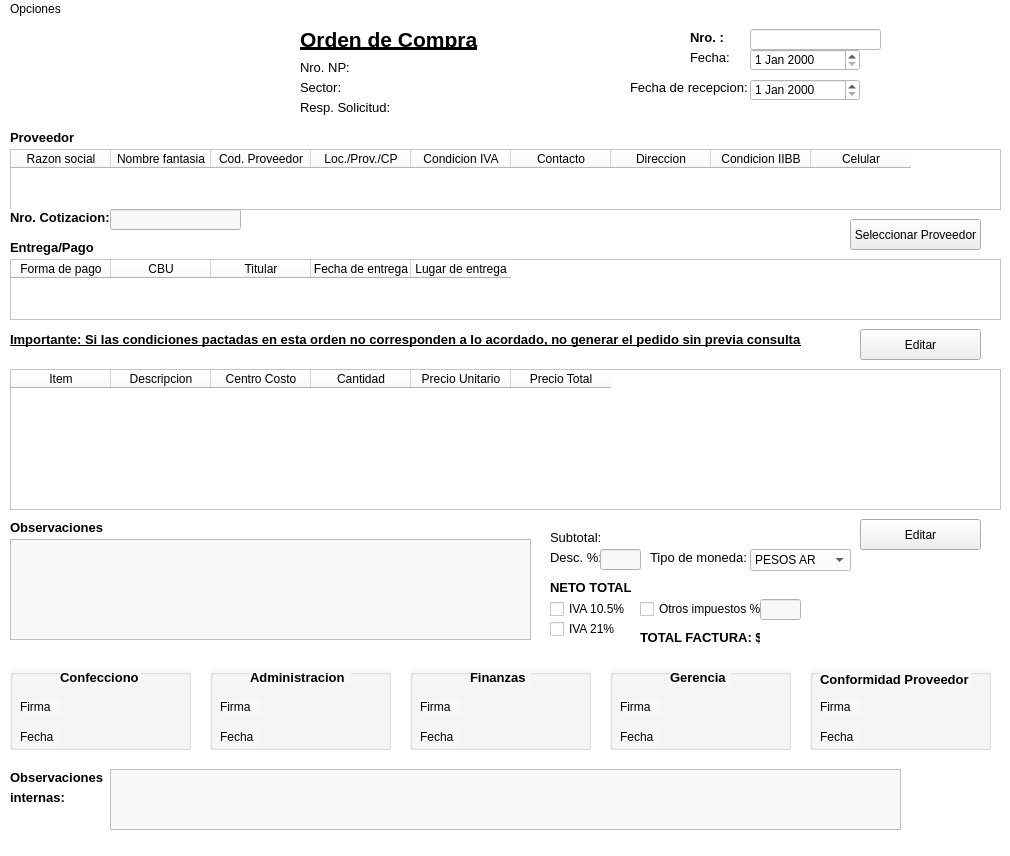
Above: editar_oc.ui from AyeQuinteros15/DemoPracticas before the change. Below: the same form after it.
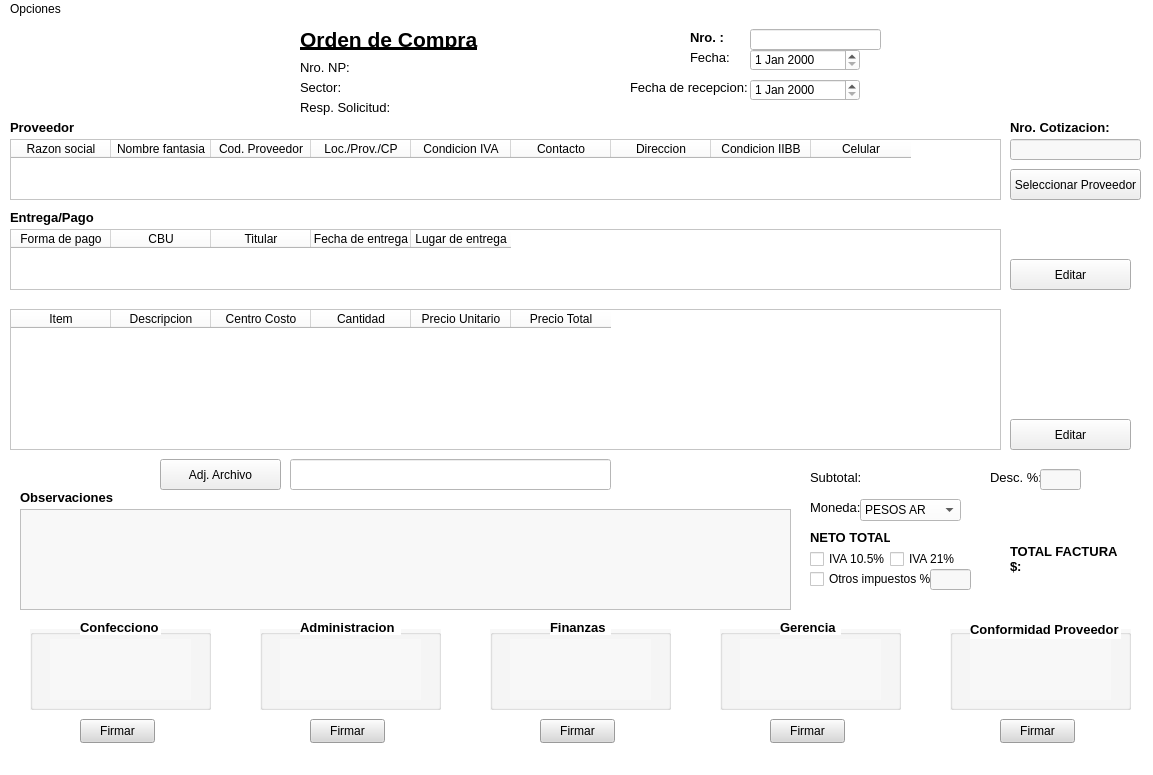
That is the form after the change. Icons and pictures are not drawn.

```diff
--- a/editar_oc.ui
+++ b/editar_oc.ui
@@ -6,8 +6,8 @@
    <rect>
     <x>0</x>
     <y>0</y>
-    <width>1010</width>
-    <height>856</height>
+    <width>1153</width>
+    <height>775</height>
    </rect>
   </property>
   <property name="windowTitle">
@@ -20,9 +20,9 @@
    <widget class="QTextEdit" name="txtObservacionesOC">
     <property name="geometry">
      <rect>
-      <x>10</x>
-      <y>520</y>
-      <width>521</width>
+      <x>20</x>
+      <y>490</y>
+      <width>771</width>
       <height>101</height>
      </rect>
     </property>
@@ -72,7 +72,7 @@
     <property name="geometry">
      <rect>
       <x>10</x>
-      <y>350</y>
+      <y>290</y>
       <width>991</width>
       <height>141</height>
      </rect>
@@ -155,8 +155,8 @@
      <rect>
       <x>0</x>
       <y>0</y>
-      <width>281</width>
-      <height>101</height>
+      <width>251</width>
+      <height>91</height>
      </rect>
     </property>
     <property name="text">
@@ -182,8 +182,8 @@
    <widget class="QGroupBox" name="groupBox_2">
     <property name="geometry">
      <rect>
-      <x>10</x>
-      <y>650</y>
+      <x>30</x>
+      <y>610</y>
       <width>181</width>
       <height>81</height>
      </rect>
@@ -197,10 +197,10 @@
     <widget class="QLabel" name="label_12">
      <property name="geometry">
       <rect>
-       <x>10</x>
-       <y>30</y>
-       <width>41</width>
-       <height>16</height>
+       <x>20</x>
+       <y>10</y>
+       <width>141</width>
+       <height>61</height>
       </rect>
      </property>
      <property name="font">
@@ -210,45 +210,13 @@
       </font>
      </property>
      <property name="text">
-      <string>Firma</string>
+      <string/>
      </property>
-    </widget>
-    <widget class="QLabel" name="label_13">
-     <property name="geometry">
-      <rect>
-       <x>10</x>
-       <y>60</y>
-       <width>41</width>
-       <height>16</height>
-      </rect>
+     <property name="pixmap">
+      <pixmap resource="../Demo SuCredito_Ezequiel/DemoSuCredito/DemoSuCredito/img/imagenes.qrc">:/xy/firma_digital_img.jpg</pixmap>
      </property>
-     <property name="font">
-      <font>
-       <pointsize>9</pointsize>
-       <bold>false</bold>
-      </font>
-     </property>
-     <property name="text">
-      <string>Fecha</string>
-     </property>
-    </widget>
-    <widget class="QLabel" name="label_30">
-     <property name="geometry">
-      <rect>
-       <x>50</x>
-       <y>0</y>
-       <width>81</width>
-       <height>16</height>
-      </rect>
-     </property>
-     <property name="font">
-      <font>
-       <pointsize>10</pointsize>
-       <bold>true</bold>
-      </font>
-     </property>
-     <property name="text">
-      <string>Confecciono</string>
+     <property name="scaledContents">
+      <bool>true</bool>
      </property>
     </widget>
    </widget>
@@ -390,7 +358,7 @@
     <property name="geometry">
      <rect>
       <x>10</x>
-      <y>130</y>
+      <y>120</y>
       <width>991</width>
       <height>61</height>
      </rect>
@@ -450,7 +418,7 @@
     <property name="geometry">
      <rect>
       <x>10</x>
-      <y>110</y>
+      <y>100</y>
       <width>81</width>
       <height>16</height>
      </rect>
@@ -468,8 +436,8 @@
    <widget class="QPushButton" name="btnSeleccionarProveedor">
     <property name="geometry">
      <rect>
-      <x>850</x>
-      <y>200</y>
+      <x>1010</x>
+      <y>150</y>
       <width>131</width>
       <height>31</height>
      </rect>
@@ -484,8 +452,8 @@
    <widget class="QLabel" name="label_23">
     <property name="geometry">
      <rect>
-      <x>10</x>
-      <y>190</y>
+      <x>1010</x>
+      <y>100</y>
       <width>101</width>
       <height>16</height>
      </rect>
@@ -503,8 +471,8 @@
    <widget class="QLineEdit" name="txtNumCotizacion">
     <property name="geometry">
      <rect>
-      <x>110</x>
-      <y>190</y>
+      <x>1010</x>
+      <y>120</y>
       <width>131</width>
       <height>21</height>
      </rect>
@@ -517,7 +485,7 @@
     <property name="geometry">
      <rect>
       <x>10</x>
-      <y>220</y>
+      <y>190</y>
       <width>101</width>
       <height>16</height>
      </rect>
@@ -536,7 +504,7 @@
     <property name="geometry">
      <rect>
       <x>10</x>
-      <y>240</y>
+      <y>210</y>
       <width>991</width>
       <height>61</height>
      </rect>
@@ -575,8 +543,8 @@
    <widget class="QPushButton" name="btnEditarEntregaPago">
     <property name="geometry">
      <rect>
-      <x>860</x>
-      <y>310</y>
+      <x>1010</x>
+      <y>240</y>
       <width>121</width>
       <height>31</height>
      </rect>
@@ -588,31 +556,11 @@
      <string>Editar</string>
     </property>
    </widget>
-   <widget class="QLabel" name="label_25">
-    <property name="geometry">
-     <rect>
-      <x>10</x>
-      <y>310</y>
-      <width>791</width>
-      <height>21</height>
-     </rect>
-    </property>
-    <property name="font">
-     <font>
-      <pointsize>10</pointsize>
-      <bold>true</bold>
-      <underline>true</underline>
-     </font>
-    </property>
-    <property name="text">
-     <string>Importante: Si las condiciones pactadas en esta orden no corresponden a lo acordado, no generar el pedido sin previa consulta.</string>
-    </property>
-   </widget>
    <widget class="QPushButton" name="btnEditarItems">
     <property name="geometry">
      <rect>
-      <x>860</x>
-      <y>500</y>
+      <x>1010</x>
+      <y>400</y>
       <width>121</width>
       <height>31</height>
      </rect>
@@ -627,8 +575,8 @@
    <widget class="QLabel" name="label_26">
     <property name="geometry">
      <rect>
-      <x>10</x>
-      <y>500</y>
+      <x>20</x>
+      <y>470</y>
       <width>101</width>
       <height>16</height>
      </rect>
@@ -646,8 +594,8 @@
    <widget class="QLabel" name="label_27">
     <property name="geometry">
      <rect>
-      <x>550</x>
-      <y>510</y>
+      <x>810</x>
+      <y>450</y>
       <width>51</width>
       <height>16</height>
      </rect>
@@ -665,8 +613,8 @@
    <widget class="QLabel" name="lblSubtotalOC">
     <property name="geometry">
      <rect>
-      <x>610</x>
-      <y>510</y>
+      <x>860</x>
+      <y>450</y>
       <width>121</width>
       <height>16</height>
      </rect>
@@ -684,8 +632,8 @@
    <widget class="QLabel" name="label_28">
     <property name="geometry">
      <rect>
-      <x>550</x>
-      <y>530</y>
+      <x>990</x>
+      <y>450</y>
       <width>51</width>
       <height>16</height>
      </rect>
@@ -703,8 +651,8 @@
    <widget class="QLineEdit" name="txtDescuentoOC">
     <property name="geometry">
      <rect>
-      <x>600</x>
-      <y>530</y>
+      <x>1040</x>
+      <y>450</y>
       <width>41</width>
       <height>21</height>
      </rect>
@@ -716,8 +664,8 @@
    <widget class="QLabel" name="label_29">
     <property name="geometry">
      <rect>
-      <x>550</x>
-      <y>560</y>
+      <x>810</x>
+      <y>510</y>
       <width>81</width>
       <height>16</height>
      </rect>
@@ -735,8 +683,8 @@
    <widget class="QLabel" name="lblNetoTotalOC">
     <property name="geometry">
      <rect>
-      <x>640</x>
-      <y>560</y>
+      <x>890</x>
+      <y>510</y>
       <width>91</width>
       <height>16</height>
      </rect>
@@ -754,8 +702,8 @@
    <widget class="QCheckBox" name="checkBoxIVA10">
     <property name="geometry">
      <rect>
-      <x>550</x>
-      <y>580</y>
+      <x>810</x>
+      <y>530</y>
       <width>75</width>
       <height>20</height>
      </rect>
@@ -767,8 +715,8 @@
    <widget class="QCheckBox" name="checkBoxIVA21">
     <property name="geometry">
      <rect>
-      <x>550</x>
-      <y>600</y>
+      <x>890</x>
+      <y>530</y>
       <width>75</width>
       <height>20</height>
      </rect>
@@ -780,8 +728,8 @@
    <widget class="QCheckBox" name="checkBoxOtroImpuesto">
     <property name="geometry">
      <rect>
-      <x>640</x>
-      <y>580</y>
+      <x>810</x>
+      <y>550</y>
       <width>121</width>
       <height>20</height>
      </rect>
@@ -793,8 +741,8 @@
    <widget class="QLineEdit" name="txtOtroImpuesto">
     <property name="geometry">
      <rect>
-      <x>760</x>
-      <y>580</y>
+      <x>930</x>
+      <y>550</y>
       <width>41</width>
       <height>21</height>
      </rect>
@@ -806,10 +754,10 @@
    <widget class="QLabel" name="label_31">
     <property name="geometry">
      <rect>
-      <x>640</x>
-      <y>610</y>
+      <x>1010</x>
+      <y>520</y>
       <width>121</width>
-      <height>16</height>
+      <height>41</height>
      </rect>
     </property>
     <property name="font">
@@ -819,14 +767,14 @@
      </font>
     </property>
     <property name="text">
-     <string>TOTAL FACTURA: $</string>
+     <string>&lt;html&gt;&lt;head/&gt;&lt;body&gt;&lt;p&gt;TOTAL FACTURA&lt;br/&gt;$:&lt;/p&gt;&lt;/body&gt;&lt;/html&gt;</string>
     </property>
    </widget>
    <widget class="QLabel" name="lblTotalFactura">
     <property name="geometry">
      <rect>
-      <x>760</x>
-      <y>610</y>
+      <x>1030</x>
+      <y>560</y>
       <width>111</width>
       <height>16</height>
      </rect>
@@ -844,9 +792,9 @@
    <widget class="QLabel" name="label_32">
     <property name="geometry">
      <rect>
-      <x>650</x>
-      <y>530</y>
-      <width>101</width>
+      <x>810</x>
+      <y>480</y>
+      <width>51</width>
       <height>16</height>
      </rect>
     </property>
@@ -857,14 +805,14 @@
      </font>
     </property>
     <property name="text">
-     <string>Tipo de moneda:</string>
+     <string>Moneda:</string>
     </property>
    </widget>
    <widget class="QComboBox" name="comboBox">
     <property name="geometry">
      <rect>
-      <x>750</x>
-      <y>530</y>
+      <x>860</x>
+      <y>480</y>
       <width>101</width>
       <height>22</height>
      </rect>
@@ -883,8 +831,8 @@
    <widget class="QGroupBox" name="groupBox_3">
     <property name="geometry">
      <rect>
-      <x>210</x>
-      <y>650</y>
+      <x>260</x>
+      <y>610</y>
       <width>181</width>
       <height>81</height>
      </rect>
@@ -898,10 +846,10 @@
     <widget class="QLabel" name="label_14">
      <property name="geometry">
       <rect>
-       <x>10</x>
-       <y>30</y>
-       <width>41</width>
-       <height>16</height>
+       <x>20</x>
+       <y>10</y>
+       <width>141</width>
+       <height>61</height>
       </rect>
      </property>
      <property name="font">
@@ -911,53 +859,21 @@
       </font>
      </property>
      <property name="text">
-      <string>Firma</string>
+      <string/>
      </property>
-    </widget>
-    <widget class="QLabel" name="label_15">
-     <property name="geometry">
-      <rect>
-       <x>10</x>
-       <y>60</y>
-       <width>41</width>
-       <height>16</height>
-      </rect>
+     <property name="pixmap">
+      <pixmap resource="../Demo SuCredito_Ezequiel/DemoSuCredito/DemoSuCredito/img/imagenes.qrc">:/xy/firma_digital_img.jpg</pixmap>
      </property>
-     <property name="font">
-      <font>
-       <pointsize>9</pointsize>
-       <bold>false</bold>
-      </font>
-     </property>
-     <property name="text">
-      <string>Fecha</string>
-     </property>
-    </widget>
-    <widget class="QLabel" name="label_33">
-     <property name="geometry">
-      <rect>
-       <x>40</x>
-       <y>0</y>
-       <width>101</width>
-       <height>16</height>
-      </rect>
-     </property>
-     <property name="font">
-      <font>
-       <pointsize>10</pointsize>
-       <bold>true</bold>
-      </font>
-     </property>
-     <property name="text">
-      <string>Administracion</string>
+     <property name="scaledContents">
+      <bool>true</bool>
      </property>
     </widget>
    </widget>
    <widget class="QGroupBox" name="groupBox_4">
     <property name="geometry">
      <rect>
-      <x>410</x>
-      <y>650</y>
+      <x>490</x>
+      <y>610</y>
       <width>181</width>
       <height>81</height>
      </rect>
@@ -971,10 +887,10 @@
     <widget class="QLabel" name="label_16">
      <property name="geometry">
       <rect>
-       <x>10</x>
-       <y>30</y>
-       <width>41</width>
-       <height>16</height>
+       <x>20</x>
+       <y>10</y>
+       <width>141</width>
+       <height>61</height>
       </rect>
      </property>
      <property name="font">
@@ -984,53 +900,21 @@
       </font>
      </property>
      <property name="text">
-      <string>Firma</string>
+      <string/>
      </property>
-    </widget>
-    <widget class="QLabel" name="label_17">
-     <property name="geometry">
-      <rect>
-       <x>10</x>
-       <y>60</y>
-       <width>41</width>
-       <height>16</height>
-      </rect>
+     <property name="pixmap">
+      <pixmap resource="../Demo SuCredito_Ezequiel/DemoSuCredito/DemoSuCredito/img/imagenes.qrc">:/xy/firma_digital_img.jpg</pixmap>
      </property>
-     <property name="font">
-      <font>
-       <pointsize>9</pointsize>
-       <bold>false</bold>
-      </font>
-     </property>
-     <property name="text">
-      <string>Fecha</string>
-     </property>
-    </widget>
-    <widget class="QLabel" name="label_34">
-     <property name="geometry">
-      <rect>
-       <x>60</x>
-       <y>0</y>
-       <width>61</width>
-       <height>16</height>
-      </rect>
-     </property>
-     <property name="font">
-      <font>
-       <pointsize>10</pointsize>
-       <bold>true</bold>
-      </font>
-     </property>
-     <property name="text">
-      <string>Finanzas</string>
+     <property name="scaledContents">
+      <bool>true</bool>
      </property>
     </widget>
    </widget>
    <widget class="QGroupBox" name="groupBox_5">
     <property name="geometry">
      <rect>
-      <x>610</x>
-      <y>650</y>
+      <x>720</x>
+      <y>610</y>
       <width>181</width>
       <height>81</height>
      </rect>
@@ -1044,10 +928,10 @@
     <widget class="QLabel" name="label_18">
      <property name="geometry">
       <rect>
-       <x>10</x>
-       <y>30</y>
-       <width>41</width>
-       <height>16</height>
+       <x>20</x>
+       <y>10</y>
+       <width>141</width>
+       <height>61</height>
       </rect>
      </property>
      <property name="font">
@@ -1057,53 +941,21 @@
       </font>
      </property>
      <property name="text">
-      <string>Firma</string>
+      <string/>
      </property>
-    </widget>
-    <widget class="QLabel" name="label_19">
-     <property name="geometry">
-      <rect>
-       <x>10</x>
-       <y>60</y>
-       <width>41</width>
-       <height>16</height>
-      </rect>
+     <property name="pixmap">
+      <pixmap resource="../Demo SuCredito_Ezequiel/DemoSuCredito/DemoSuCredito/img/imagenes.qrc">:/xy/firma_digital_img.jpg</pixmap>
      </property>
-     <property name="font">
-      <font>
-       <pointsize>9</pointsize>
-       <bold>false</bold>
-      </font>
-     </property>
-     <property name="text">
-      <string>Fecha</string>
-     </property>
-    </widget>
-    <widget class="QLabel" name="label_35">
-     <property name="geometry">
-      <rect>
-       <x>60</x>
-       <y>0</y>
-       <width>61</width>
-       <height>16</height>
-      </rect>
-     </property>
-     <property name="font">
-      <font>
-       <pointsize>10</pointsize>
-       <bold>true</bold>
-      </font>
-     </property>
-     <property name="text">
-      <string>Gerencia</string>
+     <property name="scaledContents">
+      <bool>true</bool>
      </property>
     </widget>
    </widget>
    <widget class="QGroupBox" name="groupBox_6">
     <property name="geometry">
      <rect>
-      <x>810</x>
-      <y>650</y>
+      <x>950</x>
+      <y>610</y>
       <width>181</width>
       <height>81</height>
      </rect>
@@ -1117,10 +969,10 @@
     <widget class="QLabel" name="label_36">
      <property name="geometry">
       <rect>
-       <x>10</x>
-       <y>30</y>
-       <width>41</width>
-       <height>16</height>
+       <x>20</x>
+       <y>10</y>
+       <width>141</width>
+       <height>61</height>
       </rect>
      </property>
      <property name="font">
@@ -1130,54 +982,143 @@
       </font>
      </property>
      <property name="text">
-      <string>Firma</string>
+      <string/>
      </property>
-    </widget>
-    <widget class="QLabel" name="label_37">
-     <property name="geometry">
-      <rect>
-       <x>10</x>
-       <y>60</y>
-       <width>41</width>
-       <height>16</height>
-      </rect>
+     <property name="pixmap">
+      <pixmap resource="../Demo SuCredito_Ezequiel/DemoSuCredito/DemoSuCredito/img/imagenes.qrc">:/xy/firma_digital_img.jpg</pixmap>
      </property>
-     <property name="font">
-      <font>
-       <pointsize>9</pointsize>
-       <bold>false</bold>
-      </font>
+     <property name="scaledContents">
+      <bool>true</bool>
      </property>
-     <property name="text">
-      <string>Fecha</string>
-     </property>
     </widget>
-    <widget class="QLabel" name="label_38">
-     <property name="geometry">
-      <rect>
-       <x>10</x>
-       <y>0</y>
-       <width>151</width>
-       <height>20</height>
-      </rect>
-     </property>
-     <property name="font">
-      <font>
-       <pointsize>10</pointsize>
-       <bold>true</bold>
-      </font>
-     </property>
-     <property name="text">
-      <string>Conformidad Proveedor</string>
-     </property>
-    </widget>
    </widget>
-   <widget class="QLabel" name="label_39">
+   <widget class="QPushButton" name="btnAdjuntarArchivo_OC">
     <property name="geometry">
      <rect>
-      <x>10</x>
-      <y>750</y>
-      <width>101</width>
+      <x>160</x>
+      <y>440</y>
+      <width>121</width>
+      <height>31</height>
+     </rect>
+    </property>
+    <property name="styleSheet">
+     <string notr="true">background-color: rgb(239, 239, 239);</string>
+    </property>
+    <property name="text">
+     <string>Adj. Archivo</string>
+    </property>
+   </widget>
+   <widget class="QLineEdit" name="textAdjuntarArchivo_OC">
+    <property name="geometry">
+     <rect>
+      <x>290</x>
+      <y>440</y>
+      <width>321</width>
+      <height>31</height>
+     </rect>
+    </property>
+   </widget>
+   <widget class="QPushButton" name="btnFirmarConfecciono_OC">
+    <property name="geometry">
+     <rect>
+      <x>80</x>
+      <y>700</y>
+      <width>75</width>
+      <height>24</height>
+     </rect>
+    </property>
+    <property name="cursor">
+     <cursorShape>PointingHandCursor</cursorShape>
+    </property>
+    <property name="styleSheet">
+     <string notr="true">background-color: rgb(216, 216, 216);</string>
+    </property>
+    <property name="text">
+     <string>Firmar</string>
+    </property>
+   </widget>
+   <widget class="QPushButton" name="btnFirmarAdministracion_OC">
+    <property name="geometry">
+     <rect>
+      <x>310</x>
+      <y>700</y>
+      <width>75</width>
+      <height>24</height>
+     </rect>
+    </property>
+    <property name="cursor">
+     <cursorShape>PointingHandCursor</cursorShape>
+    </property>
+    <property name="styleSheet">
+     <string notr="true">background-color: rgb(216, 216, 216);</string>
+    </property>
+    <property name="text">
+     <string>Firmar</string>
+    </property>
+   </widget>
+   <widget class="QPushButton" name="btnFirmarFinanzas_OC">
+    <property name="geometry">
+     <rect>
+      <x>540</x>
+      <y>700</y>
+      <width>75</width>
+      <height>24</height>
+     </rect>
+    </property>
+    <property name="cursor">
+     <cursorShape>PointingHandCursor</cursorShape>
+    </property>
+    <property name="styleSheet">
+     <string notr="true">background-color: rgb(216, 216, 216);</string>
+    </property>
+    <property name="text">
+     <string>Firmar</string>
+    </property>
+   </widget>
+   <widget class="QPushButton" name="btnFirmarGerencia_OC">
+    <property name="geometry">
+     <rect>
+      <x>770</x>
+      <y>700</y>
+      <width>75</width>
+      <height>24</height>
+     </rect>
+    </property>
+    <property name="cursor">
+     <cursorShape>PointingHandCursor</cursorShape>
+    </property>
+    <property name="styleSheet">
+     <string notr="true">background-color: rgb(216, 216, 216);</string>
+    </property>
+    <property name="text">
+     <string>Firmar</string>
+    </property>
+   </widget>
+   <widget class="QPushButton" name="btnFirmarProveedor_OC">
+    <property name="geometry">
+     <rect>
+      <x>1000</x>
+      <y>700</y>
+      <width>75</width>
+      <height>24</height>
+     </rect>
+    </property>
+    <property name="cursor">
+     <cursorShape>PointingHandCursor</cursorShape>
+    </property>
+    <property name="styleSheet">
+     <string notr="true">background-color: rgb(216, 216, 216);</string>
+    </property>
+    <property name="text">
+     <string>Firmar</string>
+    </property>
+   </widget>
+   <widget class="QLabel" name="label_30">
+    <property name="geometry">
+     <rect>
+      <x>80</x>
+      <y>600</y>
+      <width>81</width>
       <height>16</height>
      </rect>
     </property>
@@ -1188,14 +1129,14 @@
      </font>
     </property>
     <property name="text">
-     <string>Observaciones</string>
+     <string>Confecciono</string>
     </property>
    </widget>
-   <widget class="QLabel" name="label_40">
+   <widget class="QLabel" name="label_33">
     <property name="geometry">
      <rect>
-      <x>10</x>
-      <y>770</y>
+      <x>300</x>
+      <y>600</y>
       <width>101</width>
       <height>16</height>
      </rect>
@@ -1207,20 +1148,64 @@
      </font>
     </property>
     <property name="text">
-     <string>internas:</string>
+     <string>Administracion</string>
     </property>
    </widget>
-   <widget class="QTextEdit" name="txtObservacionesInternasOC">
+   <widget class="QLabel" name="label_34">
     <property name="geometry">
      <rect>
-      <x>110</x>
-      <y>750</y>
-      <width>791</width>
-      <height>61</height>
+      <x>550</x>
+      <y>600</y>
+      <width>61</width>
+      <height>16</height>
      </rect>
     </property>
-    <property name="styleSheet">
-     <string notr="true">background-color: rgb(248, 248, 248);</string>
+    <property name="font">
+     <font>
+      <pointsize>10</pointsize>
+      <bold>true</bold>
+     </font>
+    </property>
+    <property name="text">
+     <string>Finanzas</string>
+    </property>
+   </widget>
+   <widget class="QLabel" name="label_35">
+    <property name="geometry">
+     <rect>
+      <x>780</x>
+      <y>600</y>
+      <width>61</width>
+      <height>16</height>
+     </rect>
+    </property>
+    <property name="font">
+     <font>
+      <pointsize>10</pointsize>
+      <bold>true</bold>
+     </font>
+    </property>
+    <property name="text">
+     <string>Gerencia</string>
+    </property>
+   </widget>
+   <widget class="QLabel" name="label_38">
+    <property name="geometry">
+     <rect>
+      <x>970</x>
+      <y>600</y>
+      <width>151</width>
+      <height>20</height>
+     </rect>
+    </property>
+    <property name="font">
+     <font>
+      <pointsize>10</pointsize>
+      <bold>true</bold>
+     </font>
+    </property>
+    <property name="text">
+     <string>Conformidad Proveedor</string>
     </property>
    </widget>
   </widget>
@@ -1229,7 +1214,7 @@
     <rect>
      <x>0</x>
      <y>0</y>
-     <width>1010</width>
+     <width>1153</width>
      <height>22</height>
     </rect>
    </property>
```
Left out of the diff: 15 changed lines with no effect on the pictures.
